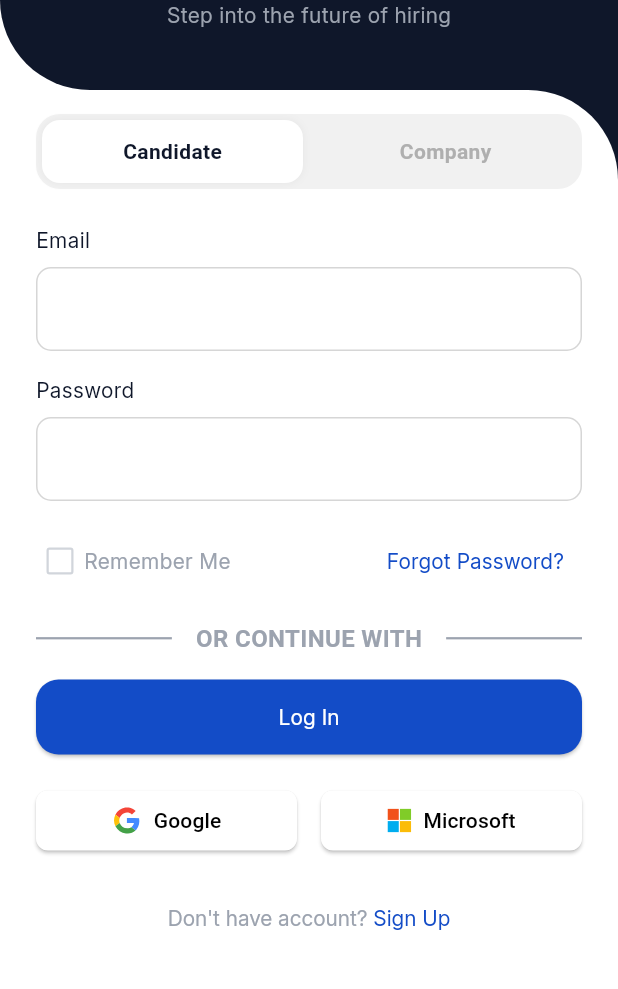
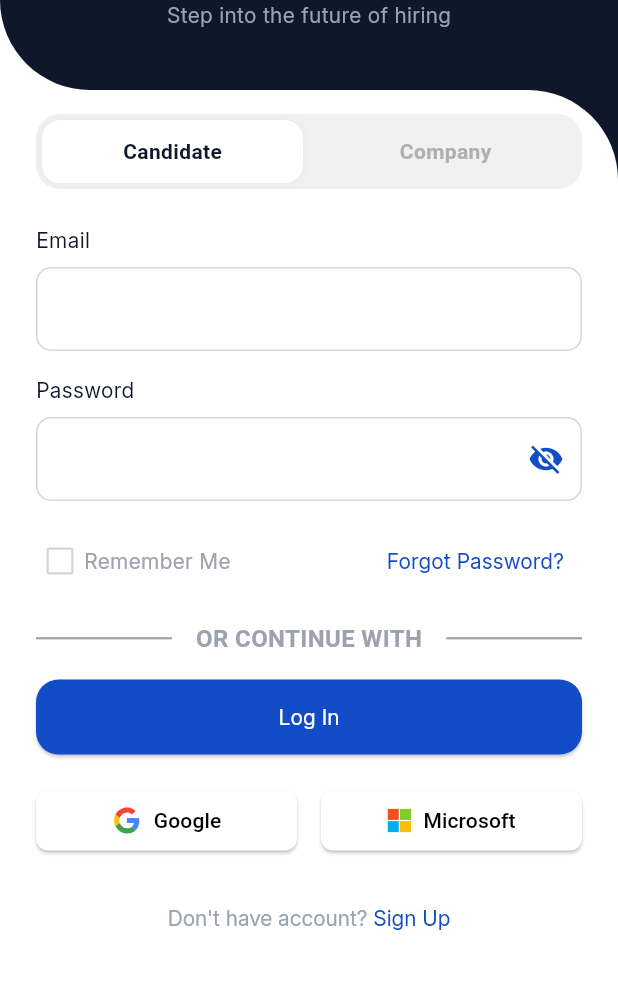
Before and after one commit to 7ODAss/IntelliHire, a Flutter app: the screen it shows after launch, on a phone screen of 412 x 824 dp, the part 219-1208 px from its top. Run offline on Flutter 3.47's test engine with Material 3 defaults, Android fonts, the phone set to English and light mode, and no system bars; our stand-ins replace app_links, audioplayers, bloc, cached_network_image, dartz, device_info_plus and 17 more; missing offline and left inert: flutter_web_auth_2, liquid_glass_easy, record, signalr_netcore; accounts and stored records are empty.

Commit message:
fix again

```diff
--- a/lib/features/auth/presentation/login/widget/login_page.dart
+++ b/lib/features/auth/presentation/login/widget/login_page.dart
@@ -249,14 +249,42 @@ class _LogInPageState extends State<LogInPage> {
                       title: "Email",
                       message: "Enter Email",
                       type: TextInputType.emailAddress,
+                      validator: (value) {
+                        if (value == null || value.isEmpty) {
+                          return "Email is required";
+                        } else if (!RegExp(
+                          r"^\w+([-+.']\w+)*@\w+([-.]\w+)*\.\w+([-.]\w+)*$",
+                        ).hasMatch(value)) {
+                          return "Enter a valid email address";
+                        }
+                        return null;
+                      },
                     ),
                     const SizedBox(height: 16),
-                    FieldItem(
-                      controller: passwordController,
-                      title: "Password",
-                      message: "Enter Password",
-                      type: TextInputType.visiblePassword,
-                      obscureText: true,
+                    BlocSelector<LoginCubit, LoginState, bool>(
+                      selector: (state) => state.changeSuffix,
+                      builder: (context, state) {
+                        return FieldItem(
+                          controller: passwordController,
+                          title: "Password",
+                          message: "Please enter your password",
+                          type: TextInputType.visiblePassword,
+                          obscureText: state,
+                          suffixIcon: state ? Icons.visibility_off : Icons.visibility,
+                          suffixIconColor: const Color(0xFF134CC7),
+                          onSuffixPressed: () {
+                            context.read<LoginCubit>().changeSuffix();
+                          },
+                          validator: (value) {
+                            if (value == null || value.isEmpty) {
+                              return "Password is required";
+                            } else if (value.length < 6) {
+                              return "Password must be at least 6 characters long";
+                            }
+                            return null;
+                          },
+                        );
+                      },
                     ),
 
                     const SizedBox(height: 16),
```
